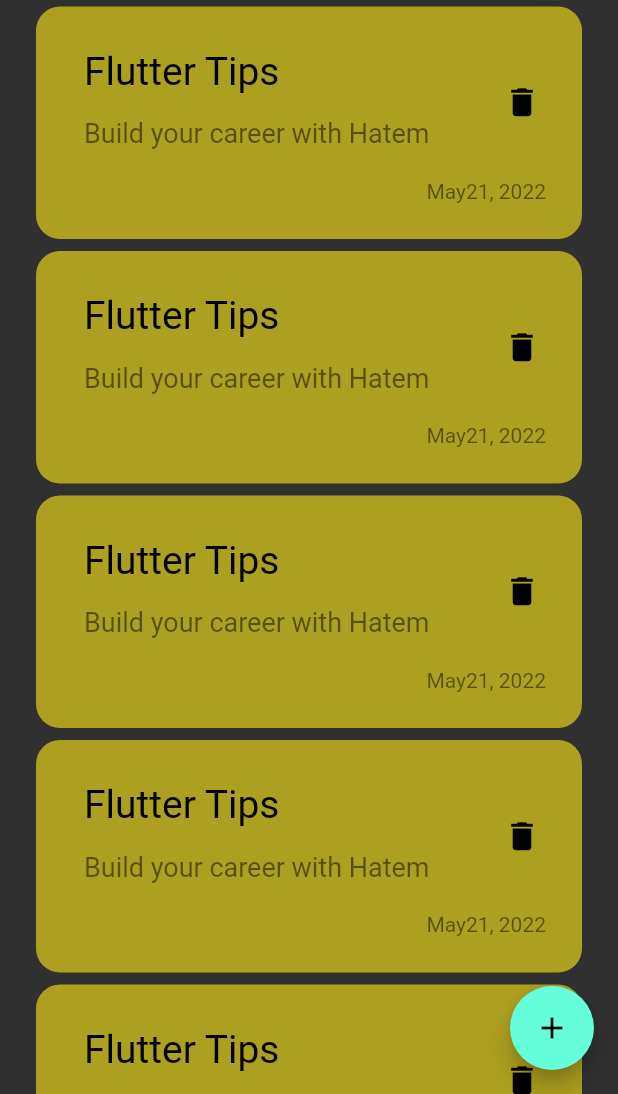
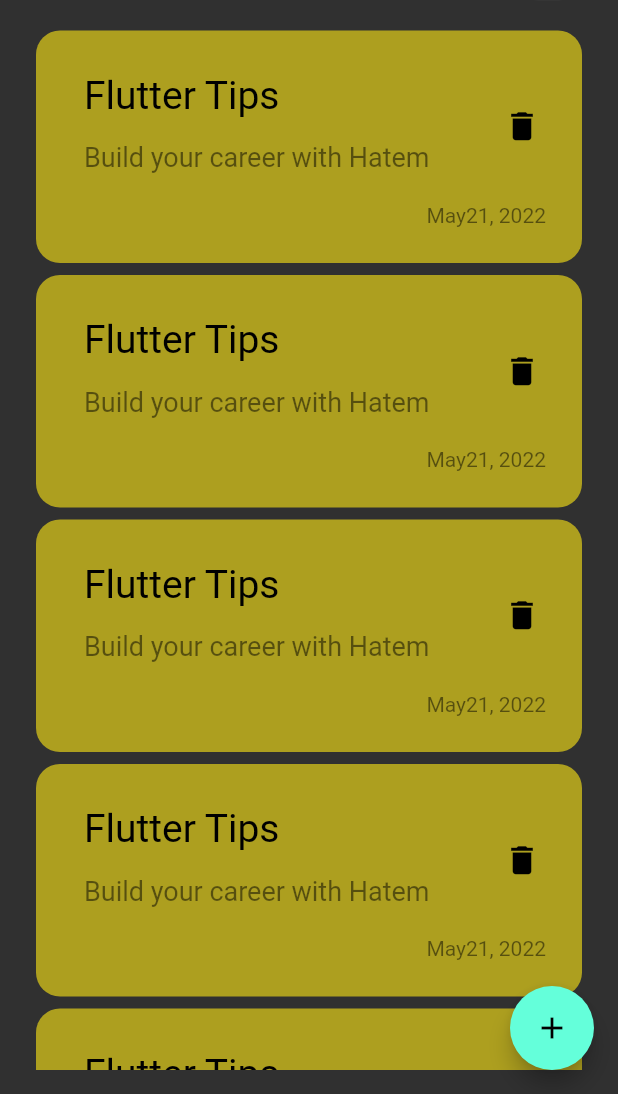
Before and after one commit to hatem156/Notes_app, a Flutter app: the screen it shows after launch, on a phone screen of 412 x 824 dp, the part 142-1236 px from its top. Run offline on Flutter 3.47's test engine with Material 2 defaults, Android fonts, the phone set to English and light mode, and no system bars.

```diff
--- a/app_notes/lib/views/widgetes/notes_list_view.dart
+++ b/app_notes/lib/views/widgetes/notes_list_view.dart
@@ -6,13 +6,18 @@
 
   @override
   Widget build(BuildContext context) {
-    return ListView.builder(itemBuilder:(context,index)
+    return Padding(
+      padding: EdgeInsets.symmetric(vertical: 16),
+      child: ListView.builder(
+        padding: EdgeInsets.zero,
+        itemBuilder:(context,index)
       {
         return const Padding(
           padding: const EdgeInsets.symmetric(vertical: 4),
           child: const Noteitem(),
         );
       }
+      ),
     );
   }
 }
```
Lines whose indentation alone changed are shown as unchanged.
